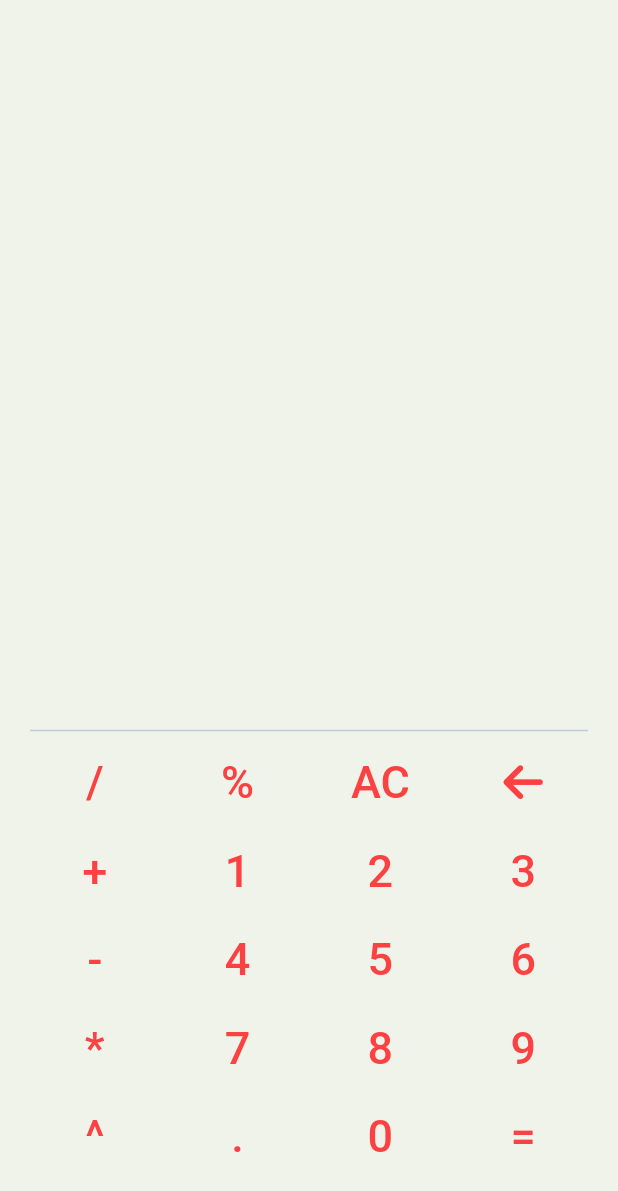
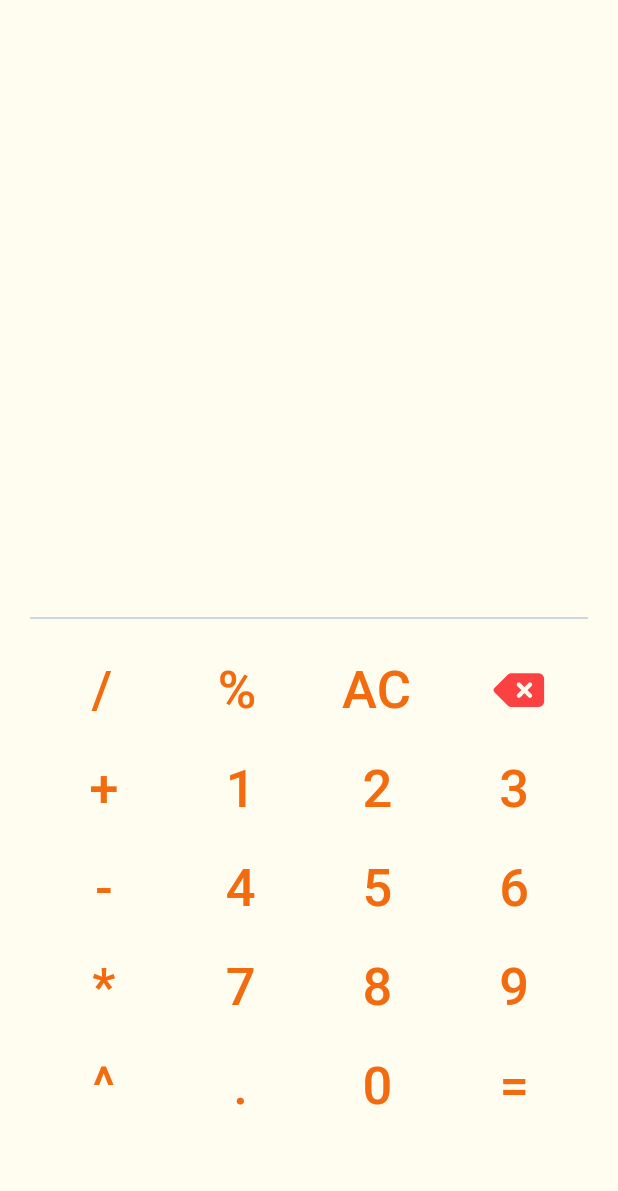
Before and after one commit to Dwidenbrahma/calculator, a Flutter app: the screen it shows after launch, on a phone screen of 412 x 824 dp. Shown: the top 1191 px of the screen. Run offline on Flutter 3.47's test engine with Material 3 defaults, Android fonts, the phone set to English and light mode, and no system bars; our stand-ins replace font_awesome_flutter, math_expressions; Roboto replaces fonts that are missing (sans).

Commit message:
updating constant main text_button.dart file

```diff
--- a/lib/constant.dart
+++ b/lib/constant.dart
@@ -1,7 +1,7 @@
 import 'package:flutter/cupertino.dart';
 
 const kTextStyle = TextStyle(
-  fontSize: 30.0,
+  fontSize: 35.0,
   fontFamily: 'sans',
-  color: Color(0xFFFB4141)
+  color: Color(0xFFF26B0F)
 );
--- a/lib/main.dart
+++ b/lib/main.dart
@@ -1,6 +1,6 @@
 import 'package:flutter/material.dart';
 import 'calculate.dart';
-import 'package:calculator/components/textButton.dart';
+import 'package:calculator/components/text_button.dart';
 import 'package:font_awesome_flutter/font_awesome_flutter.dart';
 
 void main() {
@@ -21,7 +21,7 @@ class _CalcAppState extends State<CalcApp> {
       debugShowCheckedModeBanner: false,
       home: SafeArea(
         child: Scaffold(
-          backgroundColor: Color(0xFFEFF3EA),
+          backgroundColor: Color(0xFFFFFDF0),
           body: Calculator(),
         ),
       ),
@@ -41,12 +41,9 @@ class _CalculatorState extends State<Calculator> {
   String showResult = '';
   String history = '';
   bool isClicked = false;
-
   @override
   Widget build(BuildContext context) {
-    return Container(
-      margin: EdgeInsets.only(top: 150.0),
-      child: Column(
+    return Column(
       mainAxisAlignment: MainAxisAlignment.center,
       children: <Widget>[
         Expanded(
@@ -69,7 +66,7 @@ class _CalculatorState extends State<Calculator> {
                   showResult.isNotEmpty ? showResult : '',
                   textAlign: TextAlign.right,
                   style: TextStyle(
-                      fontSize: 30.0,
+                    fontSize: 40.0,
                     fontWeight: FontWeight.w600,
                     fontFamily: 'Poppins',
                   ),
@@ -97,6 +94,8 @@ class _CalculatorState extends State<Calculator> {
           endIndent: 20.0,
         ),
         Expanded(
+          child: Padding(
+            padding: EdgeInsets.all(10.0),
             child: Column(
               children: <Widget>[
                 Row(
@@ -106,9 +105,10 @@ class _CalculatorState extends State<Calculator> {
                       text: '/',
                       onPressed: () {
                         setState(() {
-                          text += '/';
                           if (text[0] == '/') {
                             text = '0/';
+                          } else if (!RegExp(r'[\+\-\*/]$').hasMatch(text)) {
+                            text += '/';
                           }
                         });
                       },
@@ -117,9 +117,10 @@ class _CalculatorState extends State<Calculator> {
                         text: '%',
                         onPressed: () {
                           setState(() {
-                            text += '%';
                             if (text[0] == '%') {
                               text = '0%';
+                            } else if (!RegExp(r'[\+\-\*/\%/]$').hasMatch(text)) {
+                              text += '%';
                             }
                           });
                         }),
@@ -140,11 +141,11 @@ class _CalculatorState extends State<Calculator> {
                         });
                       },
                       child: Icon(
-                        FontAwesomeIcons.arrowLeft,
+                        FontAwesomeIcons.deleteLeft,
                         size: 30.0,
                         color: Color(0xFFFB4141),
                       ),
-                    )
+                    ),
                   ],
                 ),
                 Row(
@@ -155,9 +156,10 @@ class _CalculatorState extends State<Calculator> {
                       onPressed: () {
                         setState(
                           () {
-                            text += '+';
                             if (text[0] == '+') {
                               text = '0+';
+                            } else if (!RegExp(r'[\+\-\*/]$').hasMatch(text)) {
+                              text += '+';
                             }
                           },
                         );
@@ -201,9 +203,10 @@ class _CalculatorState extends State<Calculator> {
                       onPressed: () {
                         setState(
                           () {
-                            text += '-';
                             if (text[0] == '-') {
                               text = '0-';
+                            } else if (!RegExp(r'[\+\-\*/]$').hasMatch(text)) {
+                              text += '-';
                             }
                           },
                         );
@@ -249,9 +252,10 @@ class _CalculatorState extends State<Calculator> {
                       onPressed: () {
                         setState(
                           () {
-                            text += '*';
                             if (text[0] == '*') {
                               text = '0*';
+                            } else if (!RegExp(r'[\+\-\*/]$').hasMatch(text)) {
+                              text += '*';
                             }
                           },
                         );
@@ -297,9 +301,10 @@ class _CalculatorState extends State<Calculator> {
                       onPressed: () {
                         setState(
                           () {
-                            text += '^';
                             if (text[0] == '^') {
                               text = '0^';
+                            } else if (!RegExp(r'[\+\-\*/]$').hasMatch(text)) {
+                              text += '^';
                             }
                           },
                         );
@@ -345,8 +350,8 @@ class _CalculatorState extends State<Calculator> {
               ],
             ),
           ),
+        ),
       ],
-      ),
     );
   }
 }
```
Also changed, not shown: lib/components/text_button.dart (renamed from lib/components/textButton.dart). Lines whose indentation alone changed are shown as unchanged.
